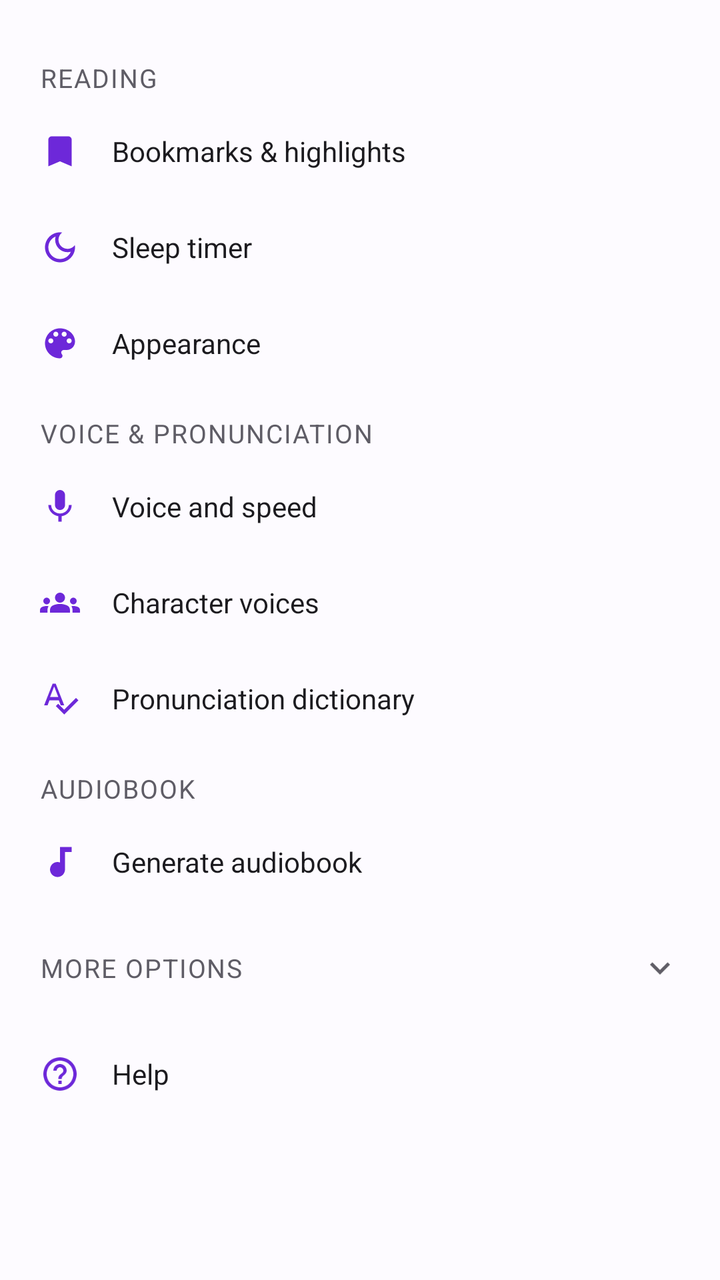
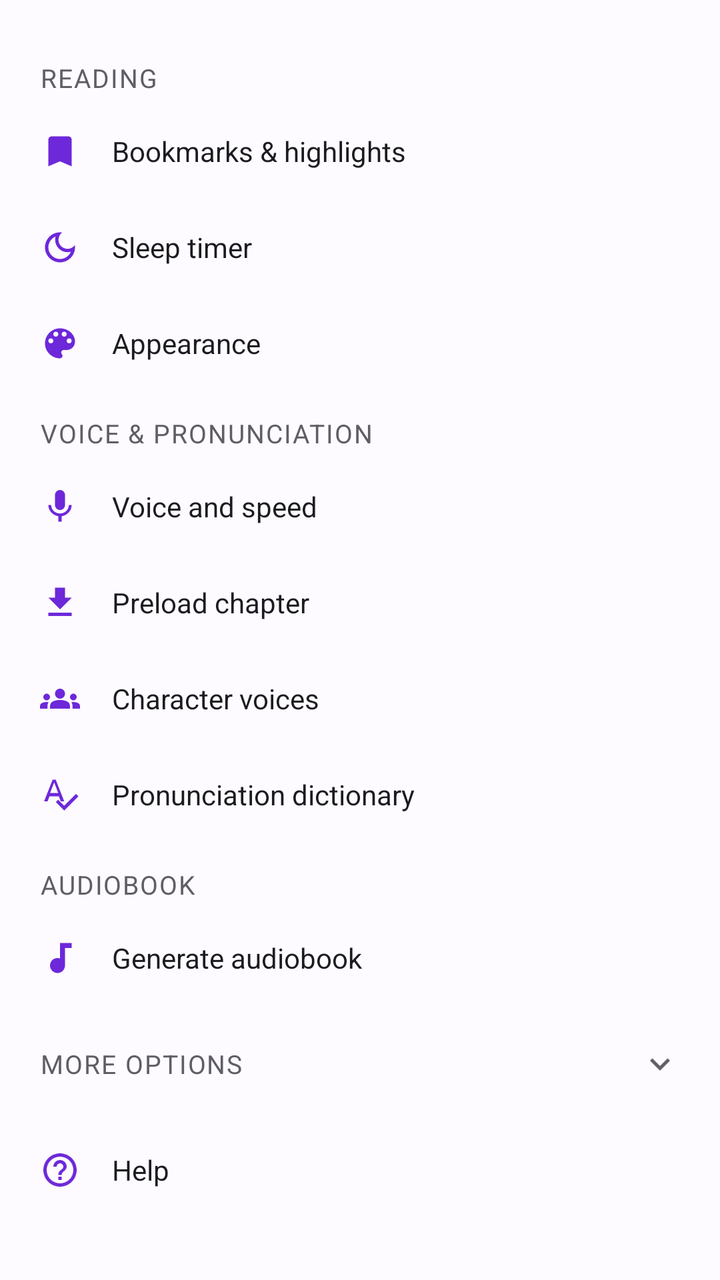

An Android layout rendered at two revisions. The XML below is the earlier revision; the diff shows what the commit changed to produce the second picture.
<!-- AndroidManifest.xml: application theme AppTheme -->
<!-- res/layout/bottom_sheet_acoes_reader.xml -->
<?xml version="1.0" encoding="utf-8"?>
<androidx.core.widget.NestedScrollView
    xmlns:android="http://schemas.android.com/apk/res/android"
    xmlns:app="http://schemas.android.com/apk/res-auto"
    android:layout_width="match_parent"
    android:layout_height="wrap_content">

<LinearLayout
    android:layout_width="match_parent"
    android:layout_height="wrap_content"
    android:orientation="vertical"
    android:paddingBottom="16dp">

    
    <View
        android:layout_width="40dp"
        android:layout_height="4dp"
        android:layout_gravity="center_horizontal"
        android:layout_marginTop="10dp"
        android:layout_marginBottom="4dp"
        android:background="@color/color_divider"
        android:backgroundTintMode="src_atop"/>

    
    <LinearLayout
        android:id="@+id/grupoAcoesLeitura"
        android:layout_width="match_parent"
        android:layout_height="wrap_content"
        android:orientation="vertical">

        <TextView
            style="@style/TituloSecaoAcoes"
            android:text="@string/sheet_section_reading"/>

        
        <LinearLayout
            android:id="@+id/itemAcaoMarcacoes"
            android:layout_width="match_parent"
            android:layout_height="48dp"
            android:orientation="horizontal"
            android:gravity="center_vertical"
            android:paddingStart="20dp"
            android:paddingEnd="20dp"
            android:background="?attr/selectableItemBackground"
            android:clickable="true"
            android:focusable="true">

            <ImageView
                android:layout_width="20dp"
                android:layout_height="20dp"
                android:src="@drawable/ic_bookmark_filled"
                app:tint="?attr/colorPrimary"
                android:contentDescription="@null"/>

            <TextView
                android:layout_width="0dp"
                android:layout_height="wrap_content"
                android:layout_weight="1"
                android:text="@string/marcacoes_titulo"
                android:textSize="14sp"
                android:textColor="@color/color_on_surface"
                android:paddingStart="16dp"/>

        </LinearLayout>

        
        <LinearLayout
            android:id="@+id/itemAcaoSleepTimer"
            android:layout_width="match_parent"
            android:layout_height="48dp"
            android:orientation="horizontal"
            android:gravity="center_vertical"
            android:paddingStart="20dp"
            android:paddingEnd="20dp"
            android:background="?attr/selectableItemBackground"
            android:clickable="true"
            android:focusable="true">

            <ImageView
                android:layout_width="20dp"
                android:layout_height="20dp"
                android:src="@drawable/ic_soneca"
                app:tint="?attr/colorPrimary"
                android:contentDescription="@null"/>

            <TextView
                android:layout_width="0dp"
                android:layout_height="wrap_content"
                android:layout_weight="1"
                android:text="@string/sleep_timer_label"
                android:textSize="14sp"
                android:textColor="@color/color_on_surface"
                android:paddingStart="16dp"/>

        </LinearLayout>

        
        <LinearLayout
            android:id="@+id/itemAcaoAparencia"
            android:layout_width="match_parent"
            android:layout_height="48dp"
            android:orientation="horizontal"
            android:gravity="center_vertical"
            android:paddingStart="20dp"
            android:paddingEnd="20dp"
            android:background="?attr/selectableItemBackground"
            android:clickable="true"
            android:focusable="true">

            <ImageView
                android:layout_width="20dp"
                android:layout_height="20dp"
                android:src="@drawable/ic_paleta"
                app:tint="?attr/colorPrimary"
                android:contentDescription="@null"/>

            <TextView
                android:layout_width="0dp"
                android:layout_height="wrap_content"
                android:layout_weight="1"
                android:text="@string/cd_aparencia"
                android:textSize="14sp"
                android:textColor="@color/color_on_surface"
                android:paddingStart="16dp"/>

        </LinearLayout>

    </LinearLayout>

    
    <LinearLayout
        android:id="@+id/grupoAcoesVoz"
        android:layout_width="match_parent"
        android:layout_height="wrap_content"
        android:orientation="vertical">

        <TextView
            style="@style/TituloSecaoAcoes"
            android:text="@string/acoes_secao_voz"/>

        
        <LinearLayout
            android:id="@+id/itemAcaoConfigLivro"
            android:layout_width="match_parent"
            android:layout_height="48dp"
            android:orientation="horizontal"
            android:gravity="center_vertical"
            android:paddingStart="20dp"
            android:paddingEnd="20dp"
            android:background="?attr/selectableItemBackground"
            android:clickable="true"
            android:focusable="true">

            <ImageView
                android:layout_width="20dp"
                android:layout_height="20dp"
                android:src="@drawable/ic_player_voz"
                app:tint="?attr/colorPrimary"
                android:contentDescription="@null"/>

            <TextView
                android:layout_width="0dp"
                android:layout_height="wrap_content"
                android:layout_weight="1"
                android:text="@string/action_config_livro"
                android:textSize="14sp"
                android:textColor="@color/color_on_surface"
                android:paddingStart="16dp"/>

        </LinearLayout>

        
        <LinearLayout
            android:id="@+id/itemAcaoVozesPersonagens"
            android:layout_width="match_parent"
            android:layout_height="48dp"
            android:orientation="horizontal"
            android:gravity="center_vertical"
            android:paddingStart="20dp"
            android:paddingEnd="20dp"
            android:background="?attr/selectableItemBackground"
            android:clickable="true"
            android:focusable="true">

            <ImageView
                android:layout_width="20dp"
                android:layout_height="20dp"
                android:src="@drawable/ic_personagens"
                app:tint="?attr/colorPrimary"
                android:contentDescription="@null"/>

            <TextView
                android:layout_width="0dp"
                android:layout_height="wrap_content"
                android:layout_weight="1"
                android:text="@string/action_character_voices"
                android:textSize="14sp"
                android:textColor="@color/color_on_surface"
                android:paddingStart="16dp"/>

        </LinearLayout>

        
        <LinearLayout
            android:id="@+id/itemAcaoPronuncia"
            android:layout_width="match_parent"
            android:layout_height="48dp"
            android:orientation="horizontal"
            android:gravity="center_vertical"
            android:paddingStart="20dp"
            android:paddingEnd="20dp"
            android:background="?attr/selectableItemBackground"
            android:clickable="true"
            android:focusable="true">

            <ImageView
                android:layout_width="20dp"
                android:layout_height="20dp"
                android:src="@drawable/ic_pronuncia"
                app:tint="?attr/colorPrimary"
                android:contentDescription="@null"/>

            <TextView
                android:layout_width="0dp"
                android:layout_height="wrap_content"
                android:layout_weight="1"
                android:text="@string/acao_dicionario_pronuncia"
                android:textSize="14sp"
                android:textColor="@color/color_on_surface"
                android:paddingStart="16dp"/>

        </LinearLayout>

    </LinearLayout>

    
    <LinearLayout
        android:id="@+id/grupoAcoesAudiobook"
        android:layout_width="match_parent"
        android:layout_height="wrap_content"
        android:orientation="vertical">

        <TextView
            style="@style/TituloSecaoAcoes"
            android:text="@string/acoes_secao_audiobook"/>

        
        <LinearLayout
            android:id="@+id/itemAcaoGerarAudiobook"
            android:layout_width="match_parent"
            android:layout_height="48dp"
            android:orientation="horizontal"
            android:gravity="center_vertical"
            android:paddingStart="20dp"
            android:paddingEnd="20dp"
            android:background="?attr/selectableItemBackground"
            android:clickable="true"
            android:focusable="true">

            <ImageView
                android:layout_width="20dp"
                android:layout_height="20dp"
                android:src="@drawable/ic_gerar_audio"
                app:tint="?attr/colorPrimary"
                android:contentDescription="@null"/>

            <TextView
                android:layout_width="0dp"
                android:layout_height="wrap_content"
                android:layout_weight="1"
                android:text="@string/acao_gerar_audiobook"
                android:textSize="14sp"
                android:textColor="@color/color_on_surface"
                android:paddingStart="16dp"/>

        </LinearLayout>

        
        <LinearLayout
            android:id="@+id/itemAcaoOuvirAudiobook"
            android:layout_width="match_parent"
            android:layout_height="48dp"
            android:orientation="horizontal"
            android:gravity="center_vertical"
            android:paddingStart="20dp"
            android:paddingEnd="20dp"
            android:background="?attr/selectableItemBackground"
            android:clickable="true"
            android:focusable="true"
            android:visibility="gone">

            <ImageView
                android:layout_width="20dp"
                android:layout_height="20dp"
                android:src="@drawable/ic_tocar"
                app:tint="?attr/colorPrimary"
                android:contentDescription="@null"/>

            <TextView
                android:layout_width="0dp"
                android:layout_height="wrap_content"
                android:layout_weight="1"
                android:text="@string/btn_ouvir_audiobook_livro"
                android:textSize="14sp"
                android:textColor="@color/color_on_surface"
                android:paddingStart="16dp"/>

        </LinearLayout>

    </LinearLayout>

    <View
        android:layout_width="match_parent"
        android:layout_height="1dp"
        android:background="@color/color_divider_faint"
        android:layout_marginTop="4dp"/>

    
    <LinearLayout
        android:id="@+id/itemAcaoMaisOpcoes"
        android:layout_width="match_parent"
        android:layout_height="48dp"
        android:orientation="horizontal"
        android:gravity="center_vertical"
        android:paddingStart="20dp"
        android:paddingEnd="20dp"
        android:background="?attr/selectableItemBackground"
        android:clickable="true"
        android:focusable="true">

        <TextView
            android:layout_width="0dp"
            android:layout_height="wrap_content"
            android:layout_weight="1"
            android:text="@string/acoes_mais_opcoes"
            android:textSize="13sp"
            android:textColor="@color/color_on_surface_muted"
            android:textAllCaps="true"
            android:letterSpacing="0.05"/>

        <ImageView
            android:id="@+id/ivAcoesMaisOpcoes"
            android:layout_width="20dp"
            android:layout_height="20dp"
            android:src="@drawable/ic_capitulo_proximo"
            android:rotation="90"
            app:tint="@color/color_on_surface_muted"
            android:contentDescription="@null"/>

    </LinearLayout>

    
    <LinearLayout
        android:id="@+id/grupoAcoesMais"
        android:layout_width="match_parent"
        android:layout_height="wrap_content"
        android:orientation="vertical"
        android:visibility="gone">

        
        <LinearLayout
            android:id="@+id/itemAcaoEditar"
            android:layout_width="match_parent"
            android:layout_height="48dp"
            android:orientation="horizontal"
            android:gravity="center_vertical"
            android:paddingStart="20dp"
            android:paddingEnd="20dp"
            android:background="?attr/selectableItemBackground"
            android:clickable="true"
            android:focusable="true">

            <ImageView
                android:layout_width="20dp"
                android:layout_height="20dp"
                android:src="@drawable/ic_editar"
                app:tint="?attr/colorPrimary"
                android:contentDescription="@null"/>

            <TextView
                android:layout_width="0dp"
                android:layout_height="wrap_content"
                android:layout_weight="1"
                android:text="@string/scope_edit_text"
                android:textSize="14sp"
                android:textColor="@color/color_on_surface"
                android:paddingStart="16dp"/>

        </LinearLayout>

        
        <LinearLayout
            android:id="@+id/itemAcaoExcluirPalavras"
            android:layout_width="match_parent"
            android:layout_height="48dp"
            android:orientation="horizontal"
            android:gravity="center_vertical"
            android:paddingStart="20dp"
            android:paddingEnd="20dp"
            android:background="?attr/selectableItemBackground"
            android:clickable="true"
            android:focusable="true">

            <ImageView
                android:layout_width="20dp"
                android:layout_height="20dp"
                android:src="@drawable/ic_lixeira"
                app:tint="?attr/colorPrimary"
                android:contentDescription="@null"/>

            <TextView
                android:layout_width="0dp"
                android:layout_height="wrap_content"
                android:layout_weight="1"
                android:text="@string/acao_excluir_ocorrencias"
                android:textSize="14sp"
                android:textColor="@color/color_on_surface"
                android:paddingStart="16dp"/>

        </LinearLayout>

        
        <LinearLayout
            android:id="@+id/itemAcaoRefazerLimpeza"
            android:layout_width="match_parent"
            android:layout_height="48dp"
            android:orientation="horizontal"
            android:gravity="center_vertical"
            android:paddingStart="20dp"
            android:paddingEnd="20dp"
            android:background="?attr/selectableItemBackground"
            android:clickable="true"
            android:focusable="true">

            <ImageView
                android:layout_width="20dp"
                android:layout_height="20dp"
                android:src="@drawable/ic_limpar_texto"
                app:tint="?attr/colorPrimary"
                android:contentDescription="@null"/>

            <TextView
                android:layout_width="0dp"
                android:layout_height="wrap_content"
                android:layout_weight="1"
                android:text="@string/scope_redo_cleaning"
                android:textSize="14sp"
                android:textColor="@color/color_on_surface"
                android:paddingStart="16dp"/>

        </LinearLayout>

        
        <LinearLayout
            android:id="@+id/itemAcaoExportar"
            android:layout_width="match_parent"
            android:layout_height="48dp"
            android:orientation="horizontal"
            android:gravity="center_vertical"
            android:paddingStart="20dp"
            android:paddingEnd="20dp"
            android:background="?attr/selectableItemBackground"
            android:clickable="true"
            android:focusable="true">

            <ImageView
                android:layout_width="20dp"
                android:layout_height="20dp"
                android:src="@drawable/ic_exportar"
                app:tint="?attr/colorPrimary"
                android:contentDescription="@null"/>

            <TextView
                android:layout_width="0dp"
                android:layout_height="wrap_content"
                android:layout_weight="1"
                android:text="@string/acao_exportar_texto"
                android:textSize="14sp"
                android:textColor="@color/color_on_surface"
                android:paddingStart="16dp"/>

        </LinearLayout>

        
        <LinearLayout
            android:id="@+id/itemAcaoCompartilharTrecho"
            android:layout_width="match_parent"
            android:layout_height="48dp"
            android:orientation="horizontal"
            android:gravity="center_vertical"
            android:paddingStart="20dp"
            android:paddingEnd="20dp"
            android:background="?attr/selectableItemBackground"
            android:clickable="true"
            android:focusable="true">

            <ImageView
                android:layout_width="20dp"
                android:layout_height="20dp"
                android:src="@drawable/ic_compartilhar"
                app:tint="?attr/colorPrimary"
                android:contentDescription="@null"/>

            <TextView
                android:layout_width="0dp"
                android:layout_height="wrap_content"
                android:layout_weight="1"
                android:text="@string/cd_compartilhar_trecho"
                android:textSize="14sp"
                android:textColor="@color/color_on_surface"
                android:paddingStart="16dp"/>

        </LinearLayout>

    </LinearLayout>

    <View
        android:layout_width="match_parent"
        android:layout_height="1dp"
        android:background="@color/color_divider_faint"
        android:layout_marginTop="4dp"/>

    
    <LinearLayout
        android:id="@+id/itemAcaoAjuda"
        android:layout_width="match_parent"
        android:layout_height="48dp"
        android:orientation="horizontal"
        android:gravity="center_vertical"
        android:paddingStart="20dp"
        android:paddingEnd="20dp"
        android:background="?attr/selectableItemBackground"
        android:clickable="true"
        android:focusable="true">

        <ImageView
            android:layout_width="20dp"
            android:layout_height="20dp"
            android:src="@drawable/ic_ajuda"
            app:tint="?attr/colorPrimary"
            android:contentDescription="@null"/>

        <TextView
            android:layout_width="0dp"
            android:layout_height="wrap_content"
            android:layout_weight="1"
            android:text="@string/action_help_tutorial"
            android:textSize="14sp"
            android:textColor="@color/color_on_surface"
            android:paddingStart="16dp"/>

    </LinearLayout>

</LinearLayout>

</androidx.core.widget.NestedScrollView>
<!-- resources referenced by this layout -->
<resources>
  <!-- drawable ic_bookmark_filled (drawable) -->
  <?xml version="1.0" encoding="utf-8"?>
  <vector xmlns:android="http://schemas.android.com/apk/res/android"
      android:width="24dp"
      android:height="24dp"
      android:viewportWidth="24"
      android:viewportHeight="24">
      <path
          android:fillColor="#FF000000"
          android:pathData="M17,3H7c-1.1,0 -2,0.9 -2,2v16l7,-3l7,3V5c0,-1.1 -0.9,-2 -2,-2z" />
  </vector>
  <!-- drawable ic_capitulo_proximo (drawable) -->
  <?xml version="1.0" encoding="utf-8"?>
  <vector xmlns:android="http://schemas.android.com/apk/res/android"
      android:width="24dp"
      android:height="24dp"
      android:viewportWidth="24"
      android:viewportHeight="24"
      android:autoMirrored="true">
      <path
          android:fillColor="#FFFFFFFF"
          android:pathData="M10,6L8.59,7.41 13.17,12l-4.58,4.59L10,18l6,-6z"/>
  </vector>
  <!-- drawable ic_tocar (drawable) -->
  <?xml version="1.0" encoding="utf-8"?>
  <vector xmlns:android="http://schemas.android.com/apk/res/android"
      android:width="24dp"
      android:height="24dp"
      android:viewportWidth="24"
      android:viewportHeight="24">
      <path
          android:fillColor="#FFFFFFFF"
          android:pathData="M8,5v14l11,-7z"/>
  </vector>
  <string name="acao_dicionario_pronuncia">Pronunciation dictionary</string>
  <string name="acao_excluir_ocorrencias">Remove a word from the book</string>
  <string name="acao_exportar_texto">Export text</string>
  <string name="acao_gerar_audiobook">Generate audiobook</string>
  <string name="acoes_mais_opcoes">More options</string>
  <string name="acoes_secao_audiobook">Audiobook</string>
  <string name="acoes_secao_voz">Voice &amp; pronunciation</string>
  <string name="action_character_voices">Character voices</string>
  <string name="action_config_livro">Voice and speed</string>
  <string name="action_help_tutorial">Help</string>
  <string name="btn_ouvir_audiobook_livro">Listen to the audiobook</string>
  <string name="cd_aparencia">Appearance</string>
  <string name="cd_compartilhar_trecho">Share excerpt</string>
  <string name="marcacoes_titulo">Bookmarks &amp; highlights</string>
  <string name="scope_edit_text">Correct the text</string>
  <string name="scope_redo_cleaning">Clean the text again</string>
  <string name="sheet_section_reading">Reading</string>
  <string name="sleep_timer_label">Sleep timer</string>
  <style name="LylyTransicao">
          <item name="android:activityOpenEnterAnimation">@anim/fade_in</item>
          <item name="android:activityOpenExitAnimation">@anim/fade_out</item>
          <item name="android:activityCloseEnterAnimation">@anim/fade_in</item>
          <item name="android:activityCloseExitAnimation">@anim/fade_out</item>
      </style>
  <style name="LylyFolhaDialogo" parent="ThemeOverlay.Material3.BottomSheetDialog">
          <item name="bottomSheetStyle">@style/LylyFolha</item>
      </style>
  <style name="LylyFolha" parent="Widget.Material3.BottomSheet.Modal">
          <item name="behavior_skipCollapsed">true</item>
      </style>
  <!-- drawable fundo_dialogo (drawable) -->
  <?xml version="1.0" encoding="utf-8"?>
  <inset xmlns:android="http://schemas.android.com/apk/res/android"
      android:insetLeft="24dp"
      android:insetTop="24dp"
      android:insetRight="24dp"
      android:insetBottom="24dp">
      <shape android:shape="rectangle">
          <corners android:radius="28dp"/>
          <solid android:color="?attr/colorSurfaceContainerHigh"/>
      </shape>
  </inset>
  <!-- unchanged entries left out for length: 15 -->
</resources>

<!-- the commit's change to res/layout/bottom_sheet_acoes_reader.xml (unified diff, before → after) -->
@@ -163,6 +163,37 @@
                 android:layout_height="wrap_content"
                 android:layout_weight="1"
                 android:text="@string/action_config_livro"
+                android:textSize="14sp"
+                android:textColor="@color/color_on_surface"
+                android:paddingStart="16dp"/>
+
+        </LinearLayout>
+
+        
+        <LinearLayout
+            android:id="@+id/itemAcaoPrepararCapitulo"
+            android:layout_width="match_parent"
+            android:layout_height="48dp"
+            android:orientation="horizontal"
+            android:gravity="center_vertical"
+            android:paddingStart="20dp"
+            android:paddingEnd="20dp"
+            android:background="?attr/selectableItemBackground"
+            android:clickable="true"
+            android:focusable="true">
+
+            <ImageView
+                android:layout_width="20dp"
+                android:layout_height="20dp"
+                android:src="@drawable/ic_nav_downloads"
+                app:tint="?attr/colorPrimary"
+                android:contentDescription="@null"/>
+
+            <TextView
+                android:layout_width="0dp"
+                android:layout_height="wrap_content"
+                android:layout_weight="1"
+                android:text="@string/prerender_confirm_title"
                 android:textSize="14sp"
                 android:textColor="@color/color_on_surface"
                 android:paddingStart="16dp"/>
<!-- resource entries referenced after the edit -->
@@ -22,6 +22,17 @@
       <path
           android:fillColor="#FFFFFFFF"
           android:pathData="M10,6L8.59,7.41 13.17,12l-4.58,4.59L10,18l6,-6z"/>
+  </vector>
+  <!-- drawable ic_nav_downloads (drawable) -->
+  <?xml version="1.0" encoding="utf-8"?>
+  <vector xmlns:android="http://schemas.android.com/apk/res/android"
+      android:width="24dp"
+      android:height="24dp"
+      android:viewportWidth="24"
+      android:viewportHeight="24">
+      <path
+          android:fillColor="#FFFFFFFF"
+          android:pathData="M19,9h-4V3H9v6H5l7,7 7,-7zM5,18v2h14v-2H5z"/>
   </vector>
   <!-- drawable ic_tocar (drawable) -->
   <?xml version="1.0" encoding="utf-8"?>
@@ -48,6 +59,7 @@
   <string name="cd_aparencia">Appearance</string>
   <string name="cd_compartilhar_trecho">Share excerpt</string>
   <string name="marcacoes_titulo">Bookmarks &amp; highlights</string>
+  <string name="prerender_confirm_title">Preload chapter</string>
   <string name="scope_edit_text">Correct the text</string>
   <string name="scope_redo_cleaning">Clean the text again</string>
   <string name="sheet_section_reading">Reading</string>
